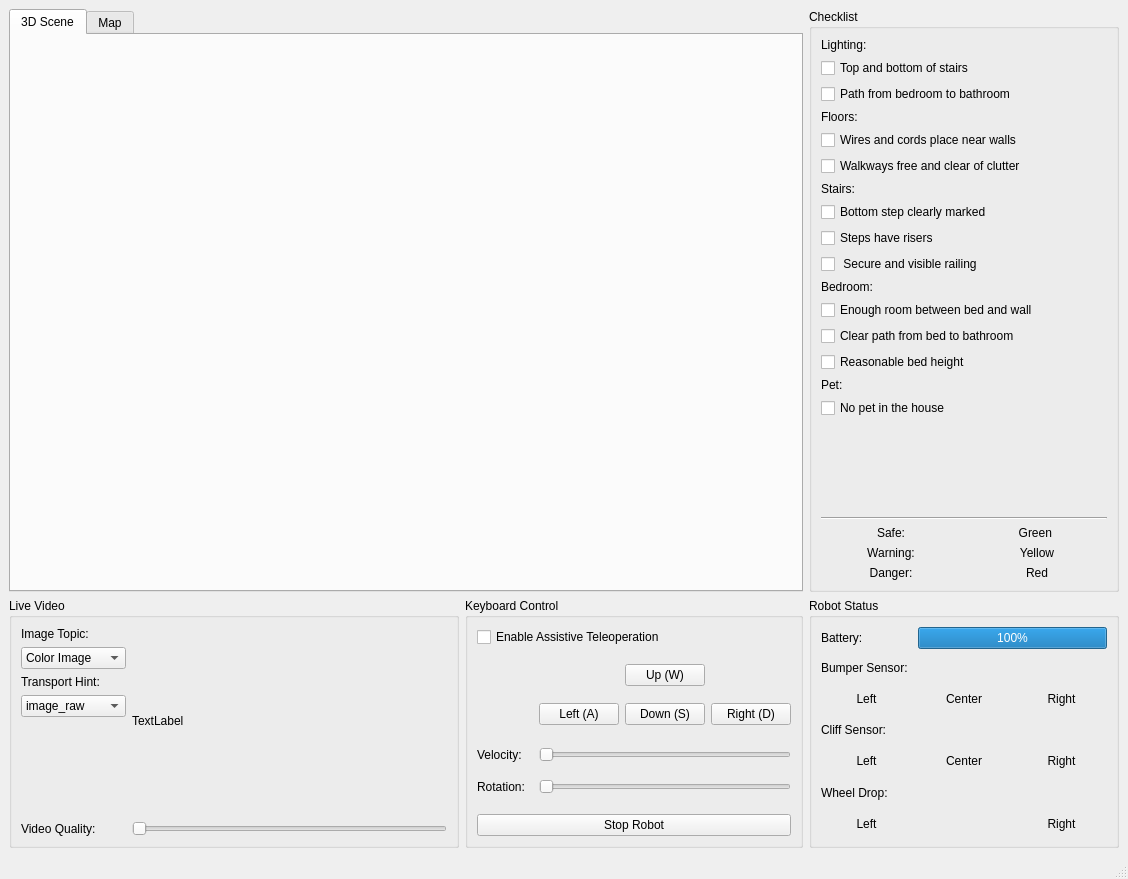
Qt form fallrisk_gui/fallrisk_rviz_gui/src/fallrisk_gui.ui (rxdu/fall_risk_project_ros) before a commit.
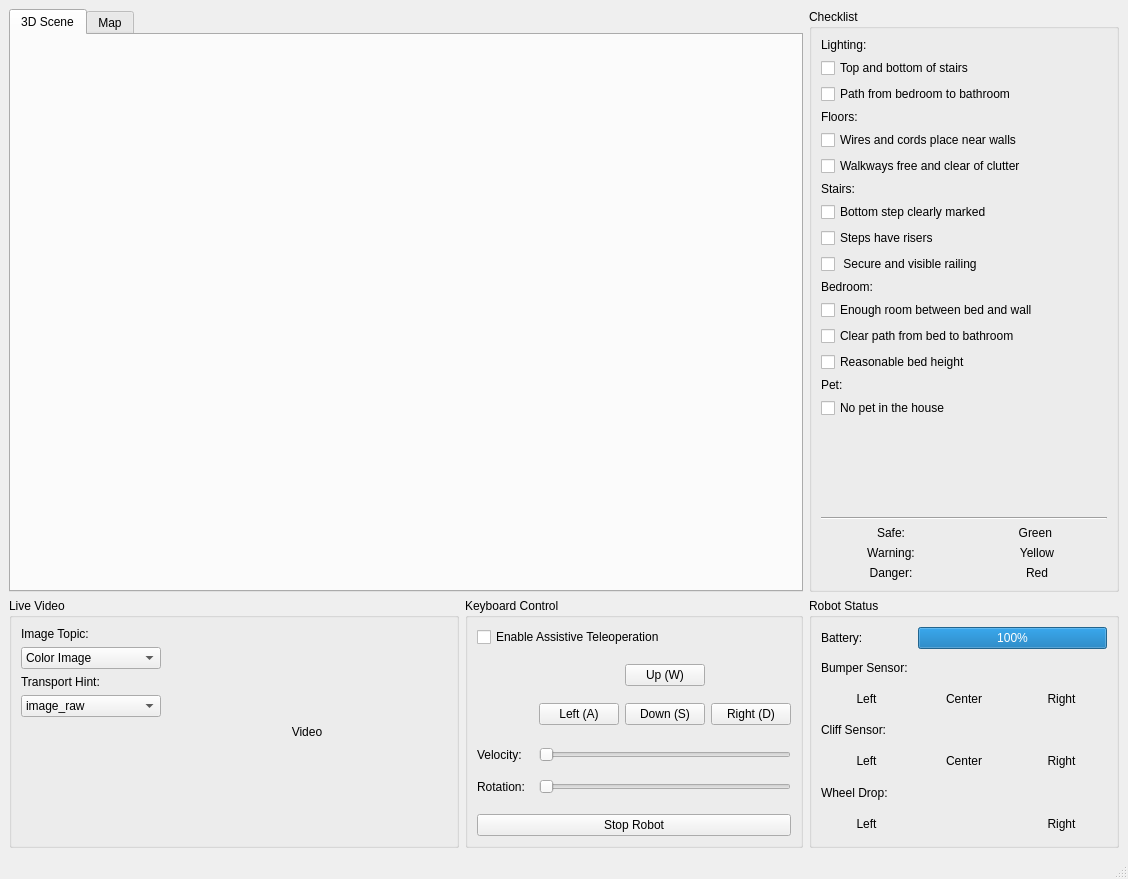
The same form after that commit.

Commit message: image display is finished

```diff
--- a/fallrisk_gui/fallrisk_rviz_gui/src/fallrisk_gui.ui
+++ b/fallrisk_gui/fallrisk_rviz_gui/src/fallrisk_gui.ui
@@ -86,26 +86,15 @@
          </item>
         </layout>
        </item>
-       <item row="2" column="0">
-        <widget class="QLabel" name="label_5">
-         <property name="text">
-          <string>Video Quality:</string>
-         </property>
-        </widget>
-       </item>
-       <item row="2" column="1" colspan="3">
-        <widget class="QSlider" name="horizontalSlider">
-         <property name="orientation">
-          <enum>Qt::Horizontal</enum>
-         </property>
-        </widget>
-       </item>
-       <item row="0" column="1" rowspan="2" colspan="3">
+       <item row="0" column="1" rowspan="2" colspan="2">
         <layout class="QGridLayout" name="livevideo_layout">
          <item row="0" column="0">
           <widget class="QLabel" name="liveVideoLabel">
            <property name="text">
-            <string>TextLabel</string>
+            <string>Video</string>
+           </property>
+           <property name="alignment">
+            <set>Qt::AlignCenter</set>
            </property>
           </widget>
          </item>
```
Left out of the diff: 4 changed lines with no effect on the pictures. The commit also changes 1 other file.
